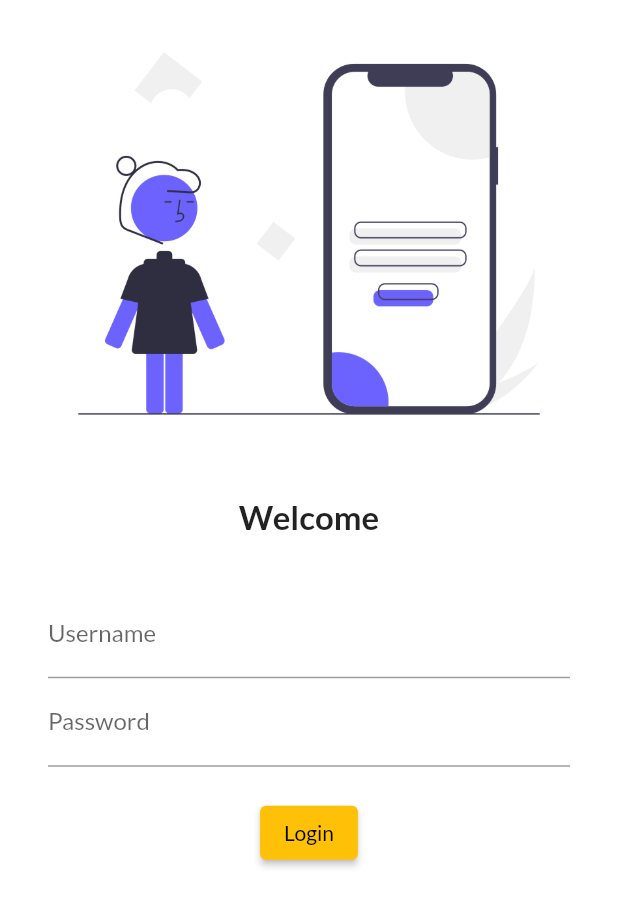
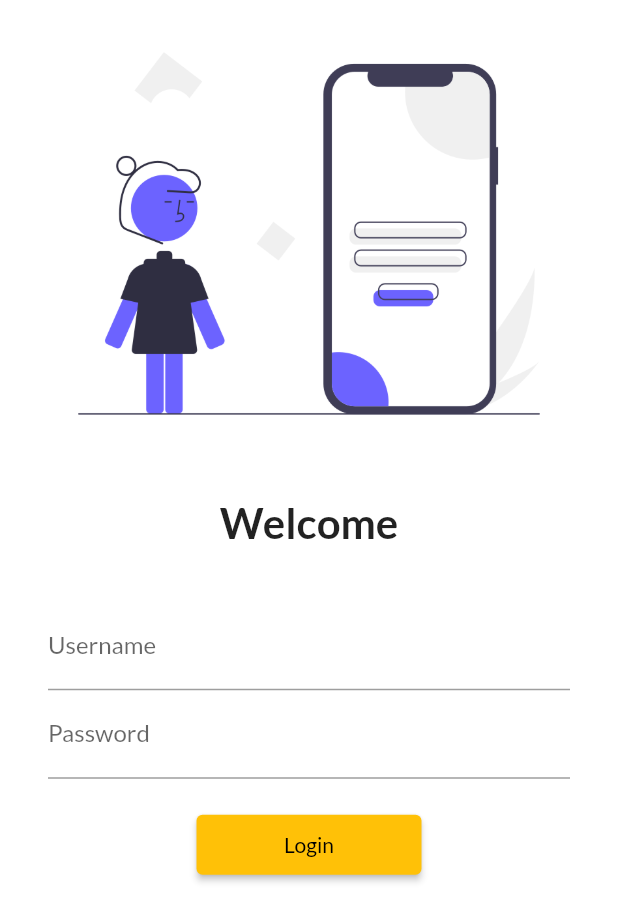
Before and after one commit to arnavkshah15/learning_flutter, a Flutter app: the screen it shows after launch, on a phone screen of 412 x 824 dp. Shown: the top 922 px of the screen. Run offline on Flutter 3.47's test engine with Material 2 defaults, Android fonts, the phone set to English and light mode, and no system bars; our stand-ins replace google_fonts.

Commit message:
Day 5 Completed

```diff
--- a/lib/main.dart
+++ b/lib/main.dart
@@ -2,6 +2,7 @@ import 'package:flutter/material.dart';
 import 'package:learn_flutter/pages/home_page.dart';
 import 'package:learn_flutter/pages/login_page.dart';
 import 'package:google_fonts/google_fonts.dart';
+import 'package:learn_flutter/utils/routes.dart';
 
 void main() {
   runApp(MyApp());
@@ -16,11 +17,13 @@ class MyApp extends StatelessWidget {
       themeMode: ThemeMode.light,
       theme: ThemeData(
           primarySwatch: Colors.amber,
-          fontFamily: GoogleFonts.lato().fontFamily
-          ),
+          fontFamily: GoogleFonts.lato().fontFamily),
       darkTheme: ThemeData(brightness: Brightness.dark),
-      initialRoute: "/",
-      routes: {"/": (context) => LoginPage(), "/home": (context) => HomePage()},
+      initialRoute: MyRoutes.LoginRoute,
+      routes: {
+        MyRoutes.LoginRoute: (context) => LoginPage(),
+        MyRoutes.HomeRoute: (context) => HomePage()
+      },
     );
   }
 }
--- a/lib/pages/login_page.dart
+++ b/lib/pages/login_page.dart
@@ -1,5 +1,6 @@
 import 'package:flutter/material.dart';
 import 'package:learn_flutter/pages/home_page.dart';
+import 'package:learn_flutter/utils/routes.dart';
 
 class LoginPage extends StatelessWidget {
   const LoginPage({super.key});
@@ -8,6 +9,7 @@ class LoginPage extends StatelessWidget {
   Widget build(BuildContext context) {
     return Material(
         color: Colors.white,
+        child: SingleChildScrollView(
           child: Column(
             children: [
               Image.asset("assets/images/login.png"),
@@ -15,13 +17,13 @@ class LoginPage extends StatelessWidget {
                 height: 20,
               ),
               Text("Welcome",
-                style: TextStyle(fontSize: 22, fontWeight: FontWeight.bold)),
+                  style: TextStyle(fontSize: 28, fontWeight: FontWeight.bold)),
               SizedBox(
                 height: 20,
               ),
               Padding(
-              padding:
-                  const EdgeInsets.symmetric(vertical: 16.0, horizontal: 32.0),
+                padding: const EdgeInsets.symmetric(
+                    vertical: 16.0, horizontal: 32.0),
                 child: Column(
                   children: [
                     TextFormField(
@@ -39,14 +41,15 @@ class LoginPage extends StatelessWidget {
                     ElevatedButton(
                       child: Text("Login"),
                       onPressed: () {
-                      print("Hi");
+                        Navigator.pushNamed(context, MyRoutes.HomeRoute);
                       },
-                    style: TextButton.styleFrom(),
+                      style: TextButton.styleFrom(minimumSize: Size(150, 40)),
                     )
                   ],
                 ),
               )
             ],
+          ),
         ));
   }
 }
--- /dev/null
+++ b/lib/utils/routes.dart
@@ -0,0 +1,5 @@
+class MyRoutes{
+  static String LoginRoute="/login";
+  static String HomeRoute="/home";
+
+}
```
Lines whose indentation alone changed are shown as unchanged.
